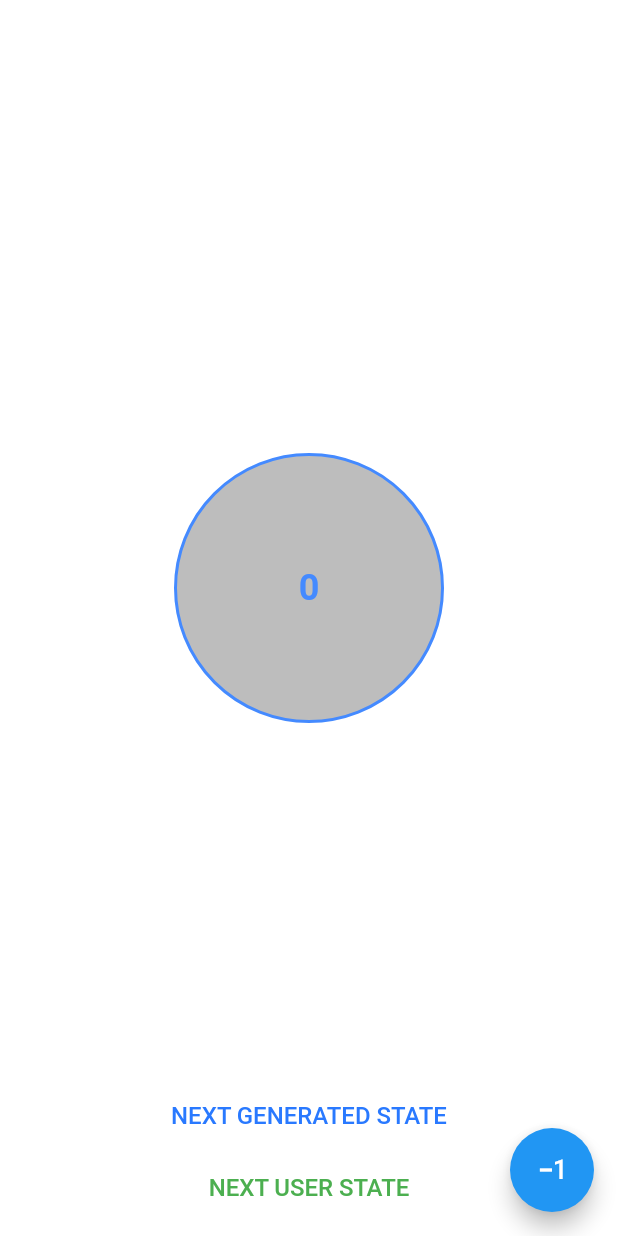
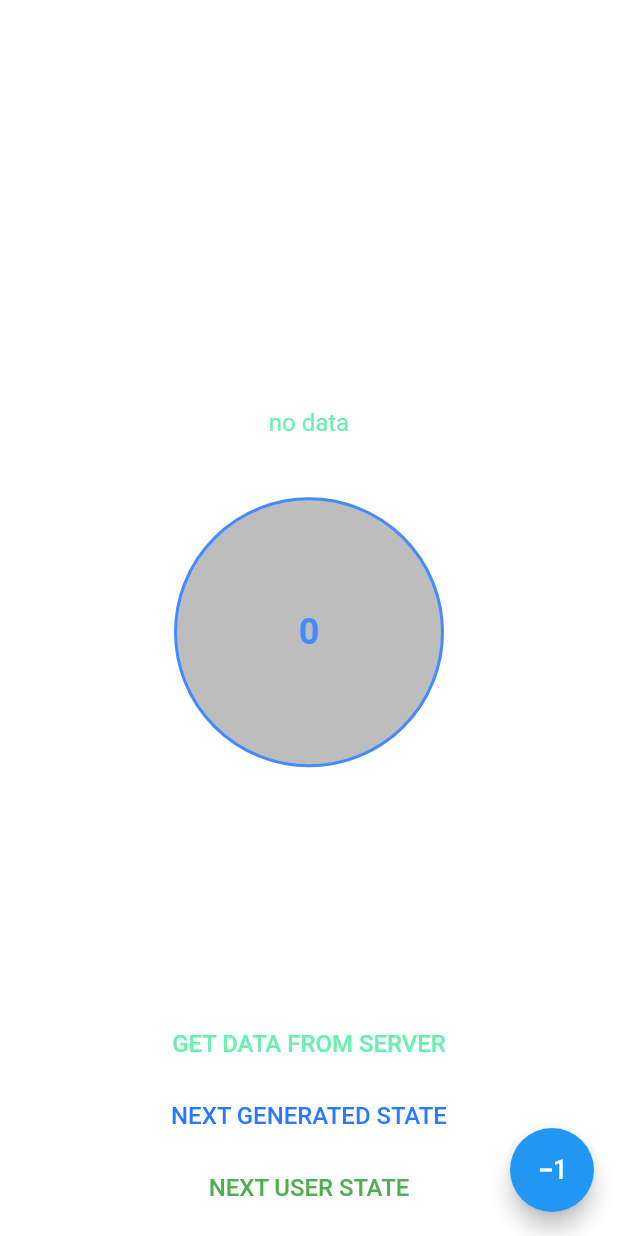
Before and after one commit to cyberduck2077/flutter_app_for_learn_widgets1, a Flutter app: the screen it shows after launch, on a phone screen of 412 x 824 dp. Run offline on Flutter 3.47's test engine with Material 2 defaults, Android fonts, the phone set to English and light mode, and no system bars; our stand-ins replace bloc, flutter_bloc, rxdart; generated files the repository leaves out were written again.

Commit message:
added http

```diff
--- a/lib/blocs/main_page_bloc.dart
+++ b/lib/blocs/main_page_bloc.dart
@@ -7,48 +7,55 @@ import 'package:rxdart/rxdart.dart';
 import 'package:http/http.dart' as http;
 
 class MainPageBloc {
-  final BehaviorSubject<String> statePageSubjects = BehaviorSubject<String>.seeded("current value: 0"); // объект типа String, на который можно подписаться в Стриме
+  final BehaviorSubject<String> statePageSubjects = BehaviorSubject<
+          String>.seeded(
+      "current value: 0"); // объект типа String, на который можно подписаться в Стриме
+  final BehaviorSubject<String> stateDataFromServer = BehaviorSubject<
+          String>.seeded(
+      "no data"); // объект типа String, на который можно подписаться в Стриме
 
   // BoxDecor d = BoxDecor(Colors.blue, ,"s" )
 
   Stream<String> observeStatePage() => statePageSubjects;
 
+  Stream<String> observeDataFromServer() => stateDataFromServer;
+
+  // String textFromServer = "Data from Server: ";
 
   final url = Uri.parse('https://jsonplaceholder.typicode.com/todos/1');
 
-  Future<MyModel> fetchData() async{
-    final response = await http
-        .get(url);
+  Future<MyModel> fetchData() async {
+    final response = await http.get(url);
 
-    try{
+    try {
       return MyModel.fromJson(jsonDecode(response.body));
-    }
-    catch (_){
+    } catch (_) {
       throw Exception("Failed to load data");
     }
   }
 
-
+  void getTextFromServer() {
+    fetchData().then((value) {
+      stateDataFromServer.sink.add("Data from Server: ${value.title}");
+    });
+  }
 
   int count = 0;
 
   void changeState() {
     count++;
     statePageSubjects.sink.add("new value: $count");
-
   }
 
-  void resetState(){
-    count=0;
+  void resetState() {
+    count = 0;
     statePageSubjects.sink.add("new value: 0");
   }
 
-  void dispose(){
+  void dispose() {
     statePageSubjects.close();
   }
 }
-
-
 
 enum StateScreen { start, wait, stop }
 
--- a/lib/pages/main_page.dart
+++ b/lib/pages/main_page.dart
@@ -1,7 +1,9 @@
 import 'package:flutter/material.dart';
 import 'package:flutter_app_for_learn_widgets1/blocs/generated_bloc.dart';
+import 'package:flutter_app_for_learn_widgets1/blocs/main_page_bloc.dart';
 import 'package:flutter_app_for_learn_widgets1/blocs/user_bloc/user_bloc.dart';
 import 'package:flutter_bloc/flutter_bloc.dart';
+import 'package:provider/provider.dart';
 
 class MainPage extends StatefulWidget {
   const MainPage({Key? key}) : super(key: key);
@@ -11,9 +13,13 @@ class MainPage extends StatefulWidget {
 }
 
 class _MainPageState extends State<MainPage> {
+  final MainPageBloc blocMainPage = MainPageBloc();
+
   @override
   Widget build(BuildContext context) {
-    return MultiBlocProvider(
+    return Provider.value(
+      value: blocMainPage,
+      child: MultiBlocProvider(
         providers: [
           BlocProvider<GeneratedBloc>(
             create: (context) => GeneratedBloc(),
@@ -38,6 +44,10 @@ class _MainPageState extends State<MainPage> {
                     Column(
                       mainAxisAlignment: MainAxisAlignment.center,
                       children: [
+                        DataFromServerWidget(),
+                        SizedBox(
+                          height: 40,
+                        ),
                         PageStateWidget(),
                         SizedBox(
                           height: 40,
@@ -53,6 +63,42 @@ class _MainPageState extends State<MainPage> {
             );
           },
         ),
+      ),
+    );
+  }
+
+  @override
+  void dispose() {
+    blocMainPage.dispose();
+  }
+}
+
+class DataFromServerWidget extends StatelessWidget {
+  const DataFromServerWidget({Key? key}) : super(key: key);
+
+  @override
+  Widget build(BuildContext context) {
+    MainPageBloc mainPageBloc = Provider.of(context, listen: false);
+    return Container(
+      child: StreamBuilder<String>(
+          stream: mainPageBloc.observeDataFromServer(),
+          builder: (context, snapshot) {
+            if (!snapshot.hasData || snapshot.data == null) {
+              return Text(
+                "No data from server",
+                style:
+                    TextStyle(fontSize: 16, color: Colors.greenAccent.shade200),
+                textAlign: TextAlign.center,
+              );
+            }
+            String text = snapshot.data!;
+            return Text(
+              text,
+              style:
+                  TextStyle(fontSize: 16, color: Colors.greenAccent.shade200),
+              textAlign: TextAlign.center,
+            );
+          }),
     );
   }
 }
@@ -106,10 +152,22 @@ class UserBlocWidget extends StatelessWidget {
 class ButtonNextState extends StatelessWidget {
   @override
   Widget build(BuildContext context) {
+    MainPageBloc mainPageBloc =
+        Provider.of<MainPageBloc>(context, listen: false);
     return Center(
       child: Column(
         mainAxisAlignment: MainAxisAlignment.end,
         children: [
+          TextButton(
+            onPressed: () {
+              mainPageBloc.getTextFromServer();
+            },
+            child: Text(
+              "Get Data From Server".toUpperCase(),
+              style:
+                  TextStyle(fontSize: 16, color: Colors.greenAccent.shade200),
+            ),
+          ),
           TextButton(
             onPressed: () {
               BlocProvider.of<GeneratedBloc>(context).add(CounterIncEvent());
```
Lines whose indentation alone changed are shown as unchanged.
